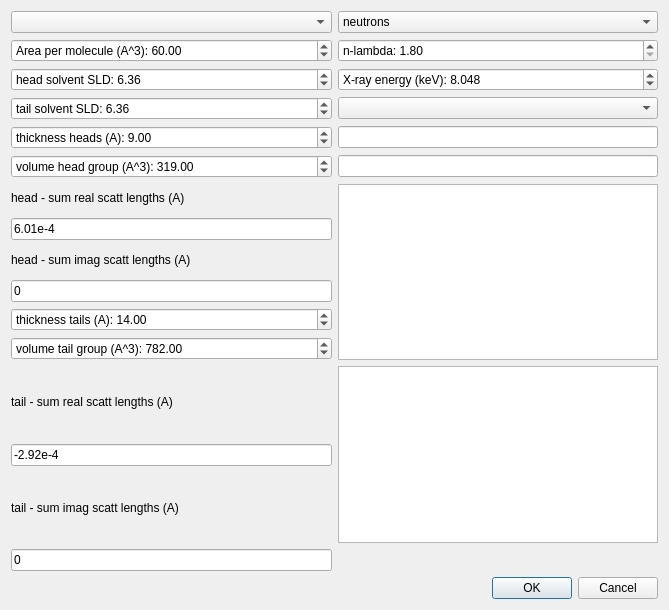
Qt form refnx/reflect/_app/ui/lipid_leaflet.ui (refnx/refnx) before a commit.
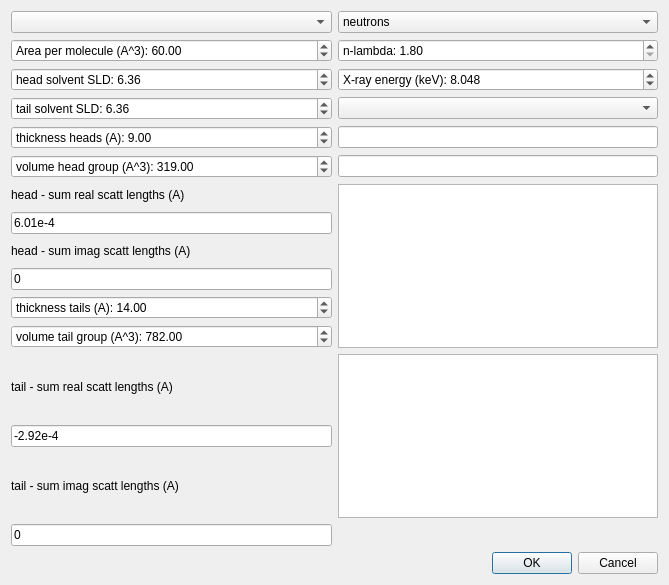
The same form after that commit.

Commit message: MAINT: minor speedup in slab concatenation

```diff
--- a/refnx/reflect/_app/ui/lipid_leaflet.ui
+++ b/refnx/reflect/_app/ui/lipid_leaflet.ui
@@ -7,7 +7,7 @@
     <x>0</x>
     <y>0</y>
     <width>669</width>
-    <height>610</height>
+    <height>585</height>
    </rect>
   </property>
   <property name="windowTitle">
```
The commit also changes 1 other file.
